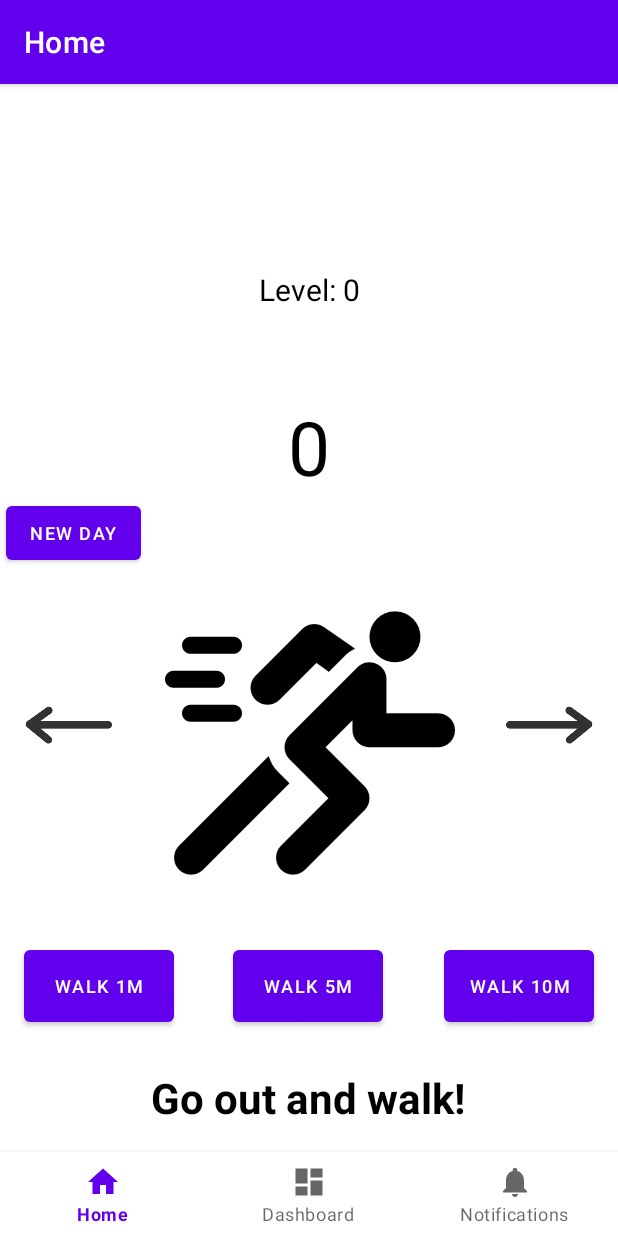
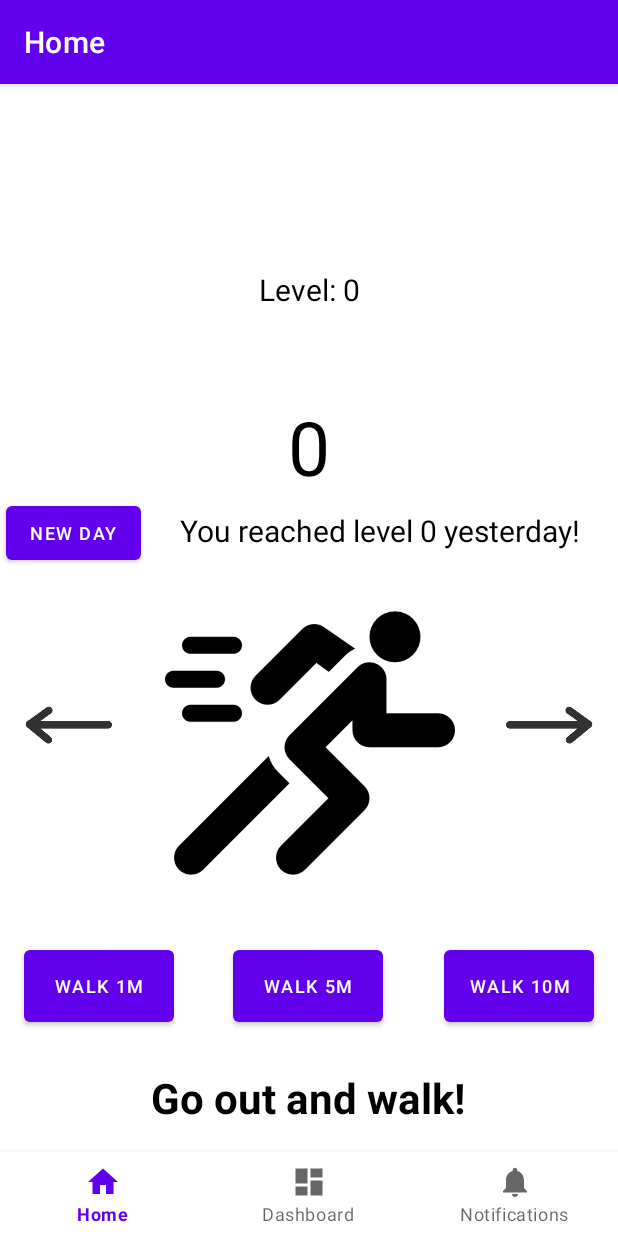
Before and after one commit to VagishVela/ubiquitous-rotary-phone, an Android app: the screen it shows after launch (MainActivity), after a tap on "NEW DAY", on a phone screen of 412 x 824 dp. Run offline under Robolectric (Android 15) with nearby library versions, the phone set to English and light mode, and no system bars; our stand-ins replace navigation-ui.

Commit message:
Previous Day Level

```diff
--- a/app/src/main/java/com/example/urp/ui/home/HomeFragment.kt
+++ b/app/src/main/java/com/example/urp/ui/home/HomeFragment.kt
@@ -149,11 +149,12 @@ class HomeFragment : Fragment() {
         }
 
         val newDay = root.findViewById<Button>(R.id.newDay)
+        val previousDayText = root.findViewById<TextView>(R.id.previousDayText)
         newDay.setOnClickListener {
+            previousDayText.text = "You reached level ${(MainActivity.score/10).toInt()} yesterday!"
             MainActivity.score = 0
             scoreText.text = "${MainActivity.score}"
             levelinfo.text = "Level: 0"
-
         }
 
         return root
--- a/app/src/main/res/layout/fragment_home.xml
+++ b/app/src/main/res/layout/fragment_home.xml
@@ -159,4 +159,18 @@
         android:textSize="12sp"
         app:layout_constraintStart_toStartOf="parent"
         app:layout_constraintTop_toTopOf="@+id/score" />
+
+    <TextView
+        android:id="@+id/previousDayText"
+        android:layout_width="283dp"
+        android:layout_height="48dp"
+        android:layout_marginTop="2dp"
+        android:layout_marginBottom="24dp"
+        android:textSize="20sp"
+        android:textAppearance="@color/black"
+        android:gravity="center"
+        app:layout_constraintBottom_toTopOf="@+id/imageView"
+        app:layout_constraintEnd_toEndOf="parent"
+        app:layout_constraintStart_toEndOf="@+id/newDay"
+        app:layout_constraintTop_toBottomOf="@+id/score" />
 </androidx.constraintlayout.widget.ConstraintLayout>
```
